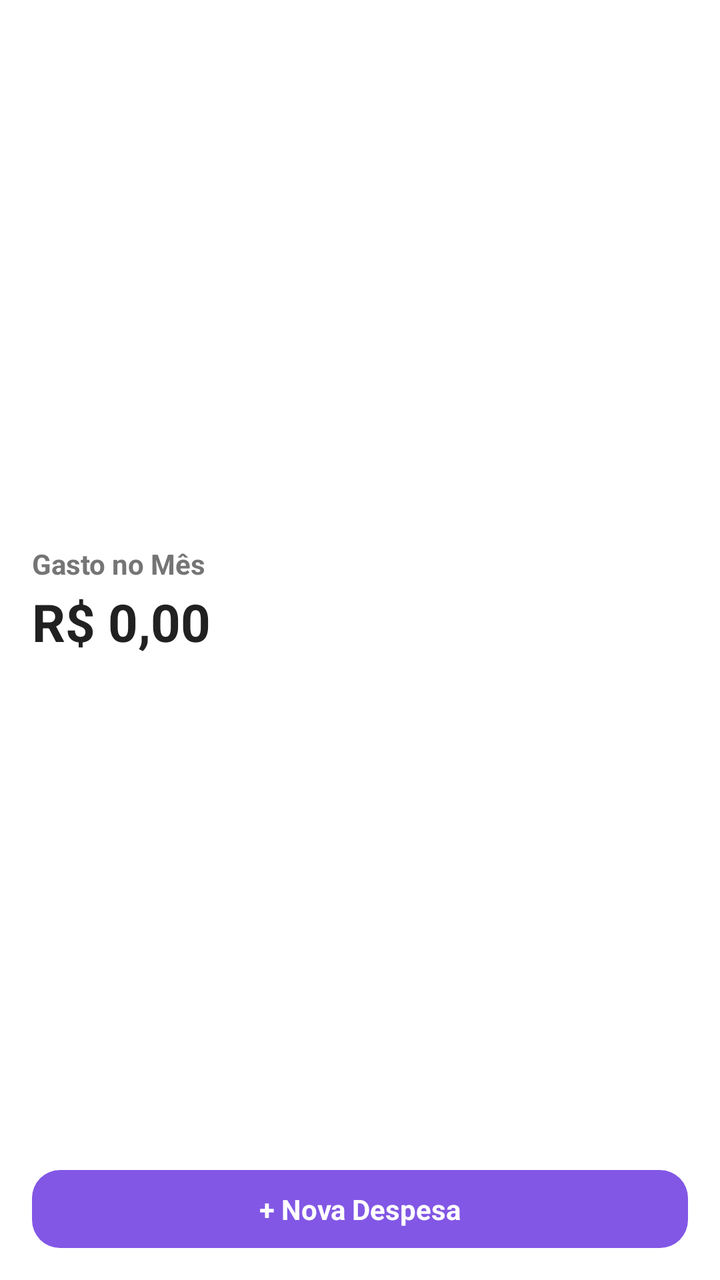
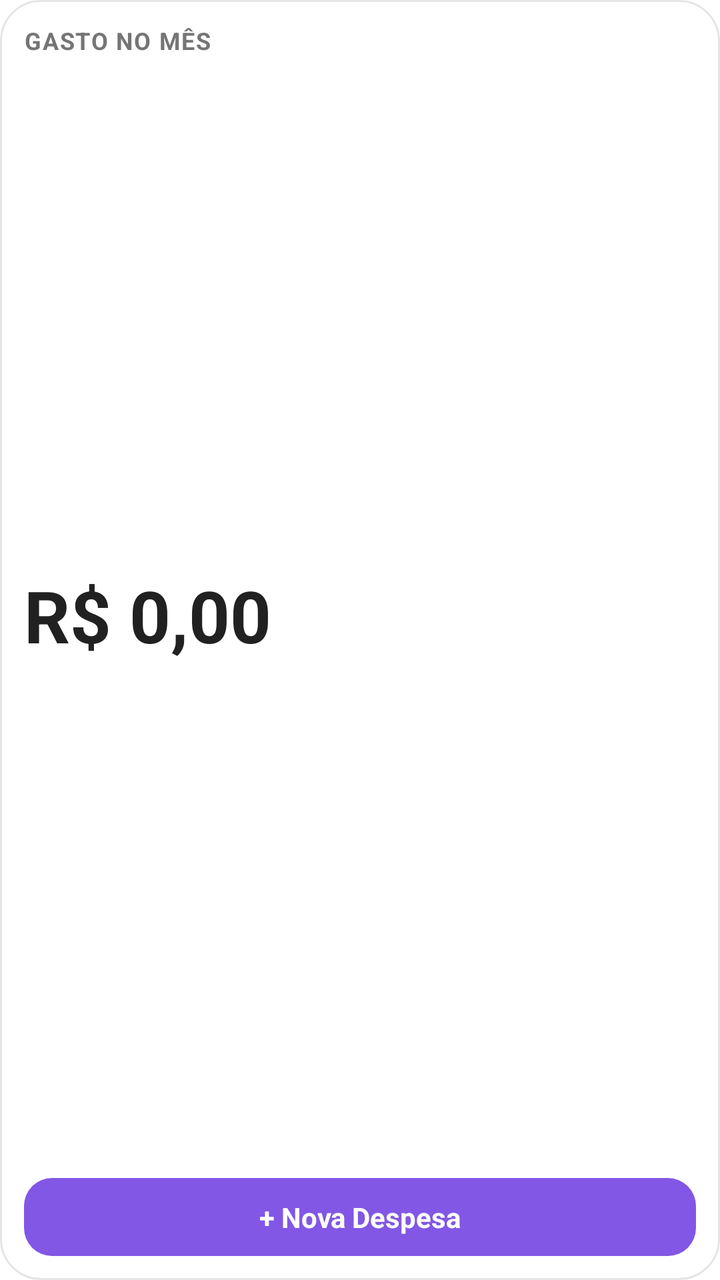

Two renders of the same Android screen: before a commit and after it. Below are the layout's source before the change and the commit's diff.
<!-- AndroidManifest.xml: fallback theme Theme.MaterialComponents.DayNight.NoActionBar -->
<!-- res/layout/widget_layout.xml -->
<?xml version="1.0" encoding="utf-8"?>
<LinearLayout xmlns:android="http://schemas.android.com/apk/res/android"
    android:layout_width="match_parent"
    android:layout_height="match_parent"
    android:background="@drawable/widget_background"
    android:orientation="vertical"
    android:padding="16dp">

    <LinearLayout
        android:layout_width="match_parent"
        android:layout_height="0dp"
        android:layout_weight="1"
        android:gravity="center_vertical"
        android:orientation="vertical">

        <TextView
            android:layout_width="wrap_content"
            android:layout_height="wrap_content"
            android:text="Gasto no Mês"
            android:textColor="@color/widget_text_secondary"
            android:textSize="14sp"
            android:textStyle="bold" />

        <TextView
            android:id="@+id/tv_monthly_spent"
            android:layout_width="match_parent"
            android:layout_height="wrap_content"
            android:layout_marginTop="2dp"
            android:ellipsize="end"
            android:maxLines="1"
            android:text="R$ 0,00"
            android:textColor="@color/widget_text_primary"
            android:textSize="26sp"
            android:textStyle="bold" />
    </LinearLayout>

    <TextView
        android:id="@+id/btn_add_expense"
        android:layout_width="match_parent"
        android:layout_height="wrap_content"
        android:background="@drawable/widget_button_background"
        android:gravity="center"
        android:maxLines="1"
        android:padding="10dp"
        android:text="+ Nova Despesa"
        android:textColor="@color/widget_btn_text"
        android:textSize="14sp"
        android:textStyle="bold" />

</LinearLayout>
<!-- resources referenced by this layout -->
<resources>
  <color name="widget_btn_text">#FFFFFF</color>
  <color name="widget_text_primary">#212121</color>
  <color name="widget_text_secondary">#757575</color>
  <!-- drawable widget_background (drawable) -->
  <?xml version="1.0" encoding="utf-8"?>
  <shape xmlns:android="http://schemas.android.com/apk/res/android">
      <solid android:color="@color/widget_bg" />
      <corners android:radius="24dp" />
  </shape>
  <!-- drawable widget_button_background (drawable) -->
  <?xml version="1.0" encoding="utf-8"?>
  <shape xmlns:android="http://schemas.android.com/apk/res/android">
      <solid android:color="@color/widget_btn_bg" />
      <corners android:radius="14dp" />
  </shape>
  <color name="widget_bg">#FFFFFF</color>
  <color name="widget_btn_bg">#8257E5</color>
</resources>

<!-- the commit's change to res/layout/widget_layout.xml (unified diff, before → after) -->
@@ -4,7 +4,7 @@
     android:layout_height="match_parent"
     android:background="@drawable/widget_background"
     android:orientation="vertical"
-    android:padding="16dp">
+    android:padding="12dp">
 
     <LinearLayout
         android:layout_width="match_parent"
@@ -14,23 +14,33 @@
         android:orientation="vertical">
 
         <TextView
-            android:layout_width="wrap_content"
+            android:layout_width="match_parent"
             android:layout_height="wrap_content"
+            android:autoSizeMaxTextSize="12sp"
+            android:autoSizeMinTextSize="8sp"
+            android:autoSizeTextType="uniform"
+            android:letterSpacing="0.05"
+            android:maxLines="1"
             android:text="Gasto no Mês"
+            android:textAllCaps="true"
             android:textColor="@color/widget_text_secondary"
-            android:textSize="14sp"
+            android:textSize="12sp"
             android:textStyle="bold" />
 
         <TextView
             android:id="@+id/tv_monthly_spent"
             android:layout_width="match_parent"
-            android:layout_height="wrap_content"
+            android:layout_height="match_parent"
             android:layout_marginTop="2dp"
-            android:ellipsize="end"
+            android:layout_marginBottom="4dp"
+            android:autoSizeMaxTextSize="36sp"
+            android:autoSizeMinTextSize="12sp"
+            android:autoSizeStepGranularity="1sp"
+            android:autoSizeTextType="uniform"
+            android:gravity="center_vertical|start"
             android:maxLines="1"
             android:text="R$ 0,00"
             android:textColor="@color/widget_text_primary"
-            android:textSize="26sp"
             android:textStyle="bold" />
     </LinearLayout>
 
@@ -38,10 +48,17 @@
         android:id="@+id/btn_add_expense"
         android:layout_width="match_parent"
         android:layout_height="wrap_content"
+        android:autoSizeMaxTextSize="14sp"
+        android:autoSizeMinTextSize="8sp"
+        android:autoSizeStepGranularity="1sp"
+        android:autoSizeTextType="uniform"
         android:background="@drawable/widget_button_background"
         android:gravity="center"
         android:maxLines="1"
-        android:padding="10dp"
+        android:paddingLeft="8dp"
+        android:paddingTop="10dp"
+        android:paddingRight="8dp"
+        android:paddingBottom="10dp"
         android:text="+ Nova Despesa"
         android:textColor="@color/widget_btn_text"
         android:textSize="14sp"
<!-- resource entries referenced after the edit -->
@@ -7,7 +7,10 @@
   <?xml version="1.0" encoding="utf-8"?>
   <shape xmlns:android="http://schemas.android.com/apk/res/android">
       <solid android:color="@color/widget_bg" />
-      <corners android:radius="24dp" />
+      <corners android:radius="20dp" />
+      <stroke
+          android:width="1dp"
+          android:color="#1A000000" />
   </shape>
   <!-- drawable widget_button_background (drawable) -->
   <?xml version="1.0" encoding="utf-8"?>
